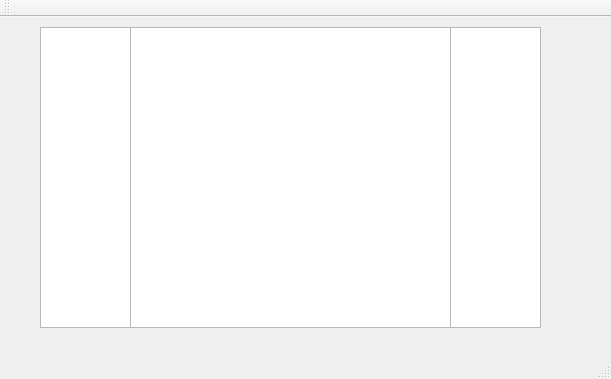
The window that mainwindow.ui (Artavazd256/Ava) describes before a commit, drawn with Qt 5.
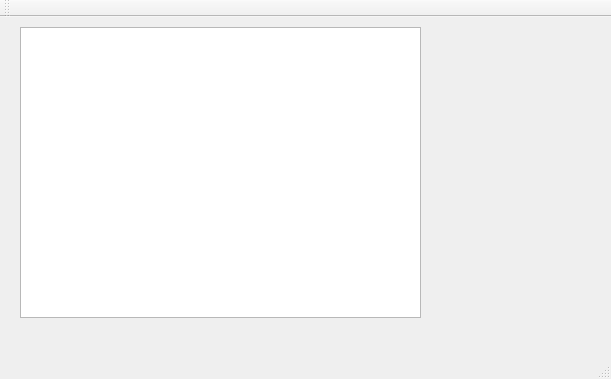
The same window after the commit.

Commit message: The following files have been updated/added to add HexStream class

```diff
--- a/mainwindow.ui
+++ b/mainwindow.ui
@@ -17,10 +17,10 @@
    <widget class="QTextEdit" name="hexEdit">
     <property name="geometry">
      <rect>
-      <x>130</x>
+      <x>20</x>
       <y>10</y>
-      <width>321</width>
-      <height>301</height>
+      <width>401</width>
+      <height>291</height>
      </rect>
     </property>
     <property name="html">
@@ -31,29 +31,6 @@
 &lt;p style=&quot;-qt-paragraph-type:empty; margin-top:0px; margin-bottom:0px; margin-left:0px; margin-right:0px; -qt-block-indent:0; text-indent:0px;&quot;&gt;&lt;br /&gt;&lt;/p&gt;&lt;/body&gt;&lt;/html&gt;</string>
     </property>
    </widget>
-   <widget class="QTextBrowser" name="textBrowser">
-    <property name="geometry">
-     <rect>
-      <x>450</x>
-      <y>10</y>
-      <width>91</width>
-      <height>301</height>
-     </rect>
-    </property>
-   </widget>
-   <widget class="QTextBrowser" name="textBrowser_2">
-    <property name="geometry">
-     <rect>
-      <x>40</x>
-      <y>10</y>
-      <width>91</width>
-      <height>301</height>
-     </rect>
-    </property>
-   </widget>
-   <zorder>textBrowser_2</zorder>
-   <zorder>hexEdit</zorder>
-   <zorder>textBrowser</zorder>
   </widget>
   <widget class="QMenuBar" name="menuBar">
    <property name="geometry">
```
The commit also changes 6 other files.
